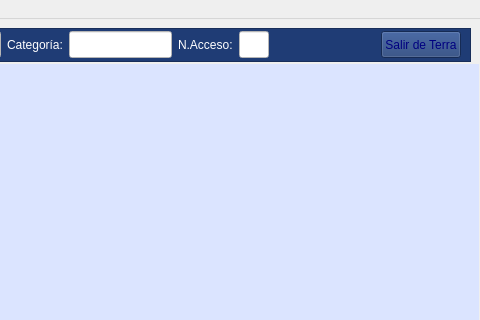
First picture: the form in mainwindow.ui, repository arcnexus/RedFoX, before the edit; both pictures show x 544 to 1024 and y 0 to 320 of the 1024 by 735 pixel window.
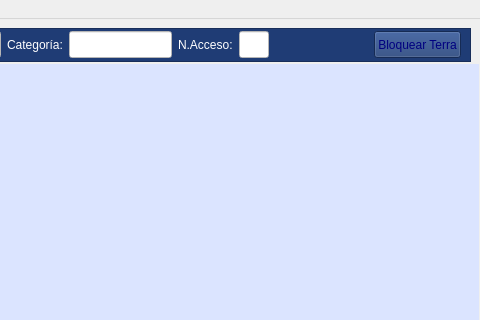
Second picture: the form after the edit. Icons and pictures are not drawn.

```diff
--- a/mainwindow.ui
+++ b/mainwindow.ui
@@ -697,7 +697,7 @@
             <string notr="true">color: rgb(0, 0, 128);</string>
            </property>
            <property name="text">
-            <string>Salir de Terra</string>
+            <string>Bloquear Terra</string>
            </property>
            <property name="icon">
             <iconset resource="terra.qrc">
```
Left out of the diff: 4 changed lines with no effect on the pictures.
